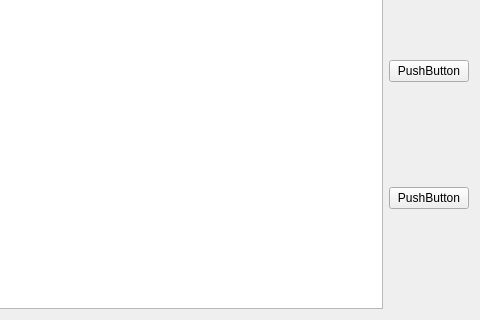
Above: ui/List.ui from GOKaraketir/Envanter before the change; both pictures show x 493 to 973 and y 177 to 497 of the 973 by 497 pixel window. Below: the same form after it.
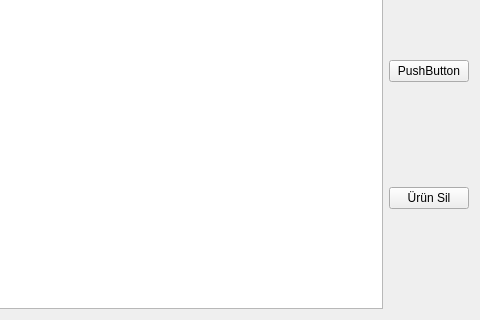
That is the form after the change.

```diff
--- a/ui/List.ui
+++ b/ui/List.ui
@@ -46,7 +46,7 @@
      <item>
       <widget class="QPushButton" name="pushButton_3">
        <property name="text">
-        <string>PushButton</string>
+        <string>Ürün Sil</string>
        </property>
       </widget>
      </item>
```
Left out of the diff: 8 changed lines with no effect on the pictures.
